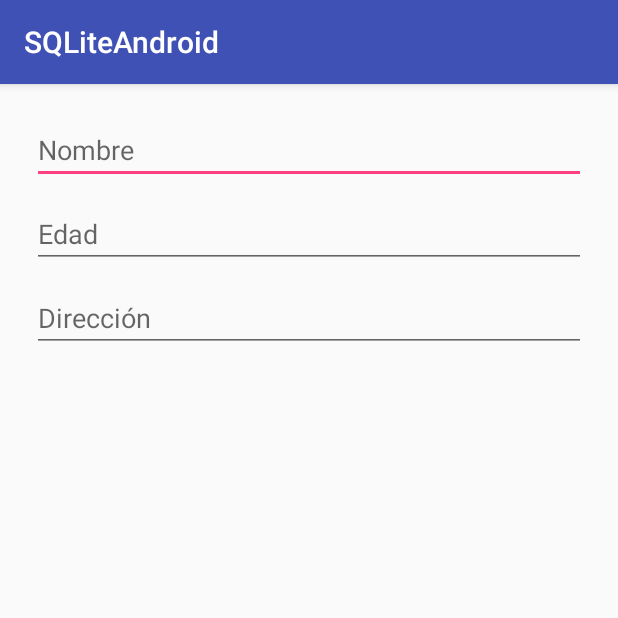
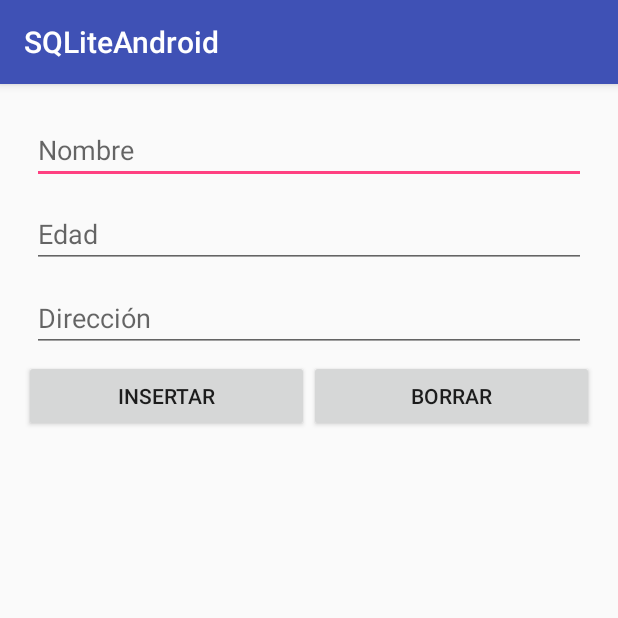
Before and after one commit to Jael-Castillo/CursoUpiicsa, an Android app: the screen it shows after launch (MainActivity), on a phone screen of 412 x 824 dp, the top half of it. Run offline under Robolectric (Android 15) with nearby library versions, the phone set to English and light mode, and no system bars.

Commit message:
add buttons

```diff
--- a/SQLiteAndroid/app/src/main/res/layout/activity_main.xml
+++ b/SQLiteAndroid/app/src/main/res/layout/activity_main.xml
@@ -30,4 +30,26 @@
         android:layout_height="wrap_content"
         android:layout_margin="5dp"
         android:hint="@string/address" />
+
+    <LinearLayout
+        android:layout_width="match_parent"
+        android:layout_height="wrap_content"
+        android:orientation="horizontal">
+
+        <Button
+            android:id="@+id/btnInsertar"
+            android:layout_width="match_parent"
+            android:layout_height="wrap_content"
+            android:layout_weight="2"
+            android:text="@string/insertar" />
+
+        <Button
+            android:id="@+id/btnBorrar"
+            android:layout_width="match_parent"
+            android:layout_height="wrap_content"
+            android:layout_weight="2"
+            android:text="@string/borrar" />
+
+    </LinearLayout>
+
 </LinearLayout>
--- a/SQLiteAndroid/app/src/main/res/values/strings.xml
+++ b/SQLiteAndroid/app/src/main/res/values/strings.xml
@@ -3,4 +3,6 @@
     <string name="nombre">Nombre</string>
     <string name="edad">Edad</string>
     <string name="address">Dirección</string>
+    <string name="insertar">Insertar</string>
+    <string name="borrar">Borrar</string>
 </resources>
```
